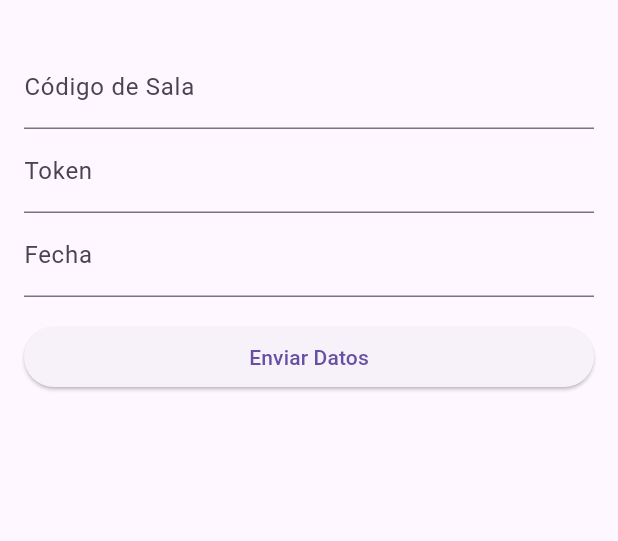
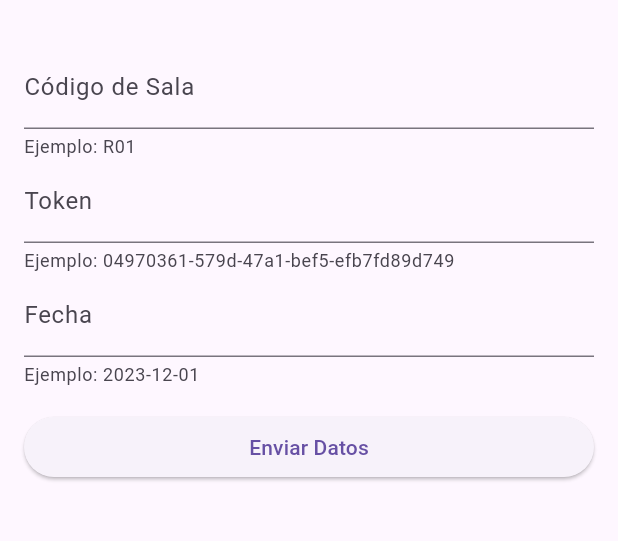
Before and after one commit to ggonu20/Proyecto-Movil-paralela, a Flutter app: the FormsreserveSearch screen opened directly, on a phone screen of 412 x 824 dp, the part 63-604 px from its top. Run offline on Flutter 3.47's test engine with Material 3 defaults, Android fonts, the phone set to English and light mode, and no system bars; our stand-ins replace google_sign_in, logger, shared_preferences; accounts and stored records are empty; network calls fail.

Commit message:
cambios en los cards y helperText

```diff
--- a/flutter/lib/forms/reserveCancel_forms.dart
+++ b/flutter/lib/forms/reserveCancel_forms.dart
@@ -28,11 +28,11 @@ class _ReserveCancelFormState extends State<ReserveCancelForm> {
           children: [
             TextField(
               controller: roomCodeController,
-              decoration: const InputDecoration(labelText: 'Código de Sala',hintText: 'hola mundo'),
+              decoration: const InputDecoration(labelText: 'Código de Sala', helperText: 'Ejemplo: B01 '),
             ),
             TextField(
               controller: bookingTokenController,
-              decoration: const InputDecoration(labelText: 'Token',hintText: 'hola mundo'),
+              decoration: const InputDecoration(labelText: 'Token', helperText: 'Ejemplo: 04970361-579d-47a1-bef5-efb7fd89d749'),
             ),
             const SizedBox(height: 16),
             ElevatedButton(
--- a/flutter/lib/forms/reserveInfo_forms.dart
+++ b/flutter/lib/forms/reserveInfo_forms.dart
@@ -42,12 +42,12 @@ class _FormsScreenState extends State<FormsreserveInfo> {
           children: [
             TextFormField(
               controller: roomCodeController,
-              decoration: const InputDecoration(labelText: 'Código de Sala',hintText: 'hola mundo'),
+              decoration: const InputDecoration(labelText: 'Código de Sala', helperText: 'Ejemplo: R01'),
               validator: roomCodeValidator,
             ),
             TextFormField(
               controller: startController,
-              decoration: const InputDecoration(labelText: 'Fecha',hintText: 'hola mundo'),
+              decoration: const InputDecoration(labelText: 'Fecha', helperText: 'Ejemplo: 2023-12-01T20:42:50.979Z'),
               validator: startValidator,
             ),
             const SizedBox(height: 16),
--- a/flutter/lib/forms/reserveSearch_forms.dart
+++ b/flutter/lib/forms/reserveSearch_forms.dart
@@ -30,15 +30,15 @@ class _FormsScreenState extends State<FormsreserveSearch> {
           children: [
             TextField(
               controller: roomCodeController,
-              decoration: const InputDecoration(labelText: 'Código de Sala',hintText: 'hola mundo'),
+              decoration: const InputDecoration(labelText: 'Código de Sala', helperText: 'Ejemplo: R01'),
             ),
             TextField(
               controller: bookingTokenController,
-              decoration: const InputDecoration(labelText: 'Token',hintText: 'hola mundo'),
+              decoration: const InputDecoration(labelText: 'Token', helperText: 'Ejemplo: 04970361-579d-47a1-bef5-efb7fd89d749'),
             ),
             TextField(
               controller: dateController,
-              decoration: const InputDecoration(labelText: 'Fecha',hintText: 'hola mundo'),
+              decoration: const InputDecoration(labelText: 'Fecha', helperText: 'Ejemplo: 2023-12-01'),
             ),
             const SizedBox(height: 16),
             ElevatedButton(
```
